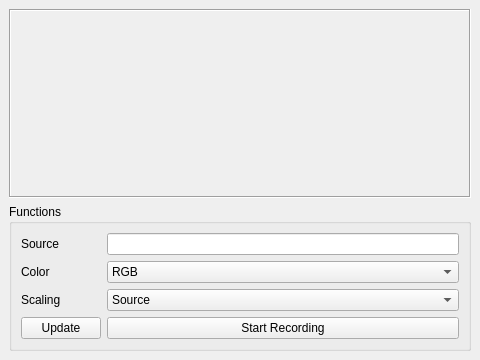
Before: the Qt Designer form src/designer/window_video.ui in marsinstituteSC/MissionControl, drawn with Qt 5.
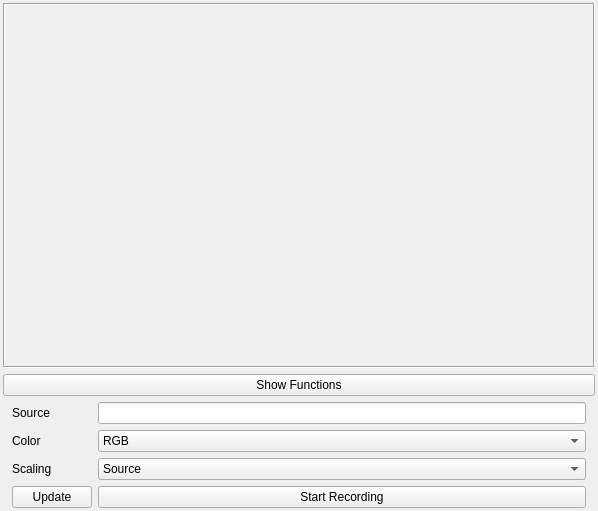
After: the same form once the commit is applied.

Commit message:
- Functions toggle button
- Settled with this simple one, tried some more advanced but less nicer.

```diff
--- a/src/designer/window_video.ui
+++ b/src/designer/window_video.ui
@@ -6,21 +6,36 @@
    <rect>
     <x>0</x>
     <y>0</y>
-    <width>480</width>
-    <height>360</height>
+    <width>598</width>
+    <height>511</height>
    </rect>
   </property>
   <property name="windowTitle">
    <string>Camera</string>
   </property>
   <widget class="QWidget" name="centralwidget">
-   <layout class="QGridLayout" name="gridLayout" rowstretch="1,0">
-    <item row="1" column="0">
-     <widget class="QGroupBox" name="groupFunctions">
-      <property name="title">
-       <string>Functions</string>
-      </property>
+   <layout class="QGridLayout" name="gridLayout" rowstretch="1,0,0">
+    <property name="leftMargin">
+     <number>3</number>
+    </property>
+    <property name="topMargin">
+     <number>3</number>
+    </property>
+    <property name="rightMargin">
+     <number>3</number>
+    </property>
+    <property name="bottomMargin">
+     <number>3</number>
+    </property>
+    <item row="2" column="0">
+     <widget class="QFrame" name="groupFunctions">
       <layout class="QFormLayout" name="formLayout">
+       <property name="topMargin">
+        <number>0</number>
+       </property>
+       <property name="bottomMargin">
+        <number>0</number>
+       </property>
        <item row="1" column="0">
         <widget class="QLabel" name="lbl1">
          <property name="text">
@@ -115,6 +130,13 @@
       </layout>
      </widget>
     </item>
+    <item row="1" column="0">
+     <widget class="QPushButton" name="btnToggleFunctions">
+      <property name="text">
+       <string>Show Functions</string>
+      </property>
+     </widget>
+    </item>
     <item row="0" column="0">
      <widget class="QLabel" name="pixmap">
       <property name="autoFillBackground">
```
Left out of the diff: 28 changed lines with no effect on the pictures. The commit also changes 4 other files.
